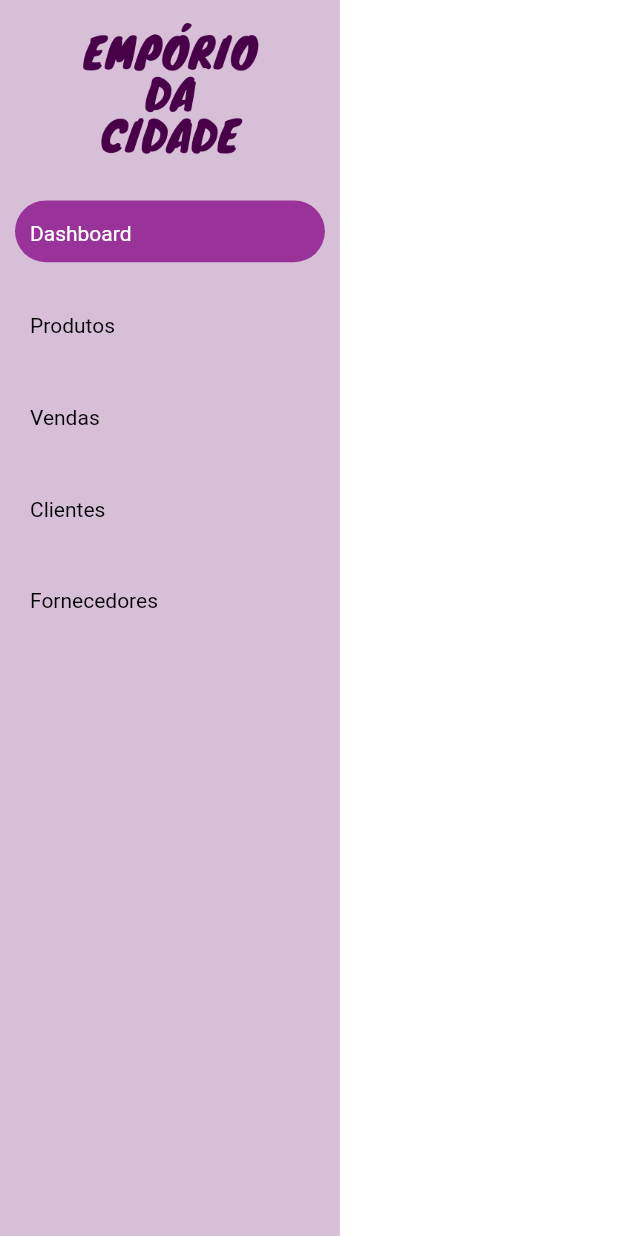
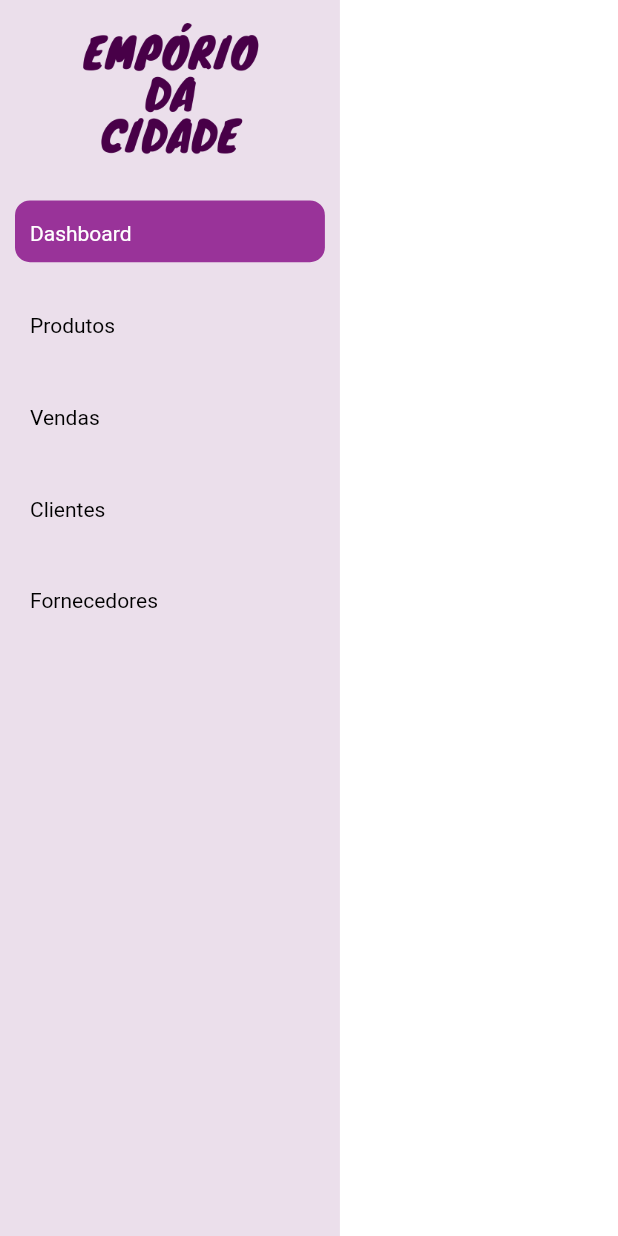
Before and after one commit to Leoquallio/Flutter-Emporio, a Flutter app: the CustomDrawer widget shown alone on an empty page, opened directly with empty values, on a phone screen of 412 x 824 dp. Run offline on Flutter 3.47's test engine with Material 2 defaults, Android fonts, the phone set to English and light mode, and no system bars; our stand-ins replace dio.

Commit message:
update style home

```diff
--- /dev/null
+++ b/lib/src/utils/constants_utils.dart
@@ -0,0 +1,2 @@
+const String port = "3339";
+const String baseUrl = "http://192.168.15.16:" + port;
--- a/lib/src/view/home/components/custom_button_drawer.dart
+++ b/lib/src/view/home/components/custom_button_drawer.dart
@@ -19,7 +19,7 @@ class CustomButtonDrawer extends StatelessWidget {
         decoration: isSelected
             ? BoxDecoration(
                 color: ColorsApp.kPrimaryColor,
-                borderRadius: BorderRadius.circular(30))
+                borderRadius: BorderRadius.circular(10))
             : const BoxDecoration(),
         width: width,
         height: height,
--- a/lib/src/view/home/components/custom_drawer.dart
+++ b/lib/src/view/home/components/custom_drawer.dart
@@ -23,7 +23,7 @@ class CustomDrawer extends StatelessWidget {
     return Container(
       height: double.infinity,
       width: size.width <= 800 ? size.width * 0.55 : size.width * 0.25,
-      color: ColorsApp.kSecondColor,
+      color: ColorsApp.kSecondColor.withOpacity(0.5),
       child: Padding(
         padding: const EdgeInsets.only(left: 10, right: 10),
         child: Column(
--- a/pubspec.yaml
+++ b/pubspec.yaml
@@ -28,16 +28,12 @@ environment:
 # versions available, run `flutter pub outdated`.
 dependencies:
   cupertino_icons: ^1.0.2
+  dio: ^4.0.6
   flutter:
     sdk: flutter
   provider: ^6.0.2
 
 dev_dependencies:
-  # The "flutter_lints" package below contains a set of recommended lints to
-  # encourage good coding practices. The lint set provided by the package is
-  # activated in the `analysis_options.yaml` file located at the root of your
-  # package. See that file for information about deactivating specific lint
-  # rules and activating additional ones.
   flutter_lints: ^1.0.0
   flutter_test:
     sdk: flutter
```
Also changed, not shown: lib/src/app.dart (+9 -2 lines), lib/src/view/product/product_screen.dart (+4 -4 lines), pubspec.lock.
